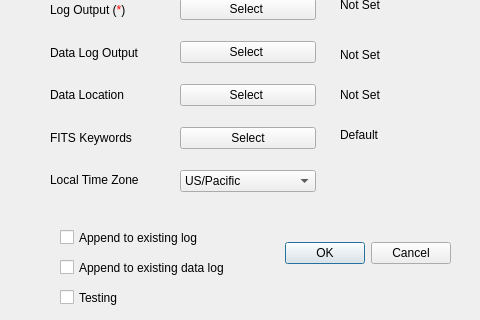
Before: the Qt Designer form SOFIACruiseTools/Director/directorStartupDialog.ui in astrobokonon/SOFIACruiseTools, drawn with Qt 5; both pictures show x 0 to 480 and y 203 to 523 of the 720 by 523 pixel window.
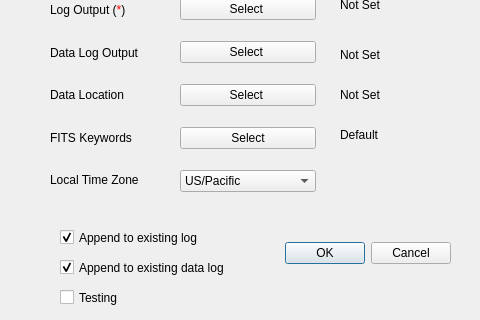
After: the same form once the commit is applied.

Commit message: Fixed issue where poping out director log causes repeating entries

Patch:
```diff
--- a/SOFIACruiseTools/Director/directorStartupDialog.ui
+++ b/SOFIACruiseTools/Director/directorStartupDialog.ui
@@ -332,6 +332,9 @@
    <property name="text">
     <string>Append to existing log</string>
    </property>
+   <property name="checked">
+    <bool>true</bool>
+   </property>
   </widget>
   <widget class="QCheckBox" name="appendDataCheck">
    <property name="geometry">
@@ -345,6 +348,9 @@
    <property name="text">
     <string>Append to existing data log</string>
    </property>
+   <property name="checked">
+    <bool>true</bool>
+   </property>
   </widget>
  </widget>
  <resources/>
```
The commit also changes 3 other files.
